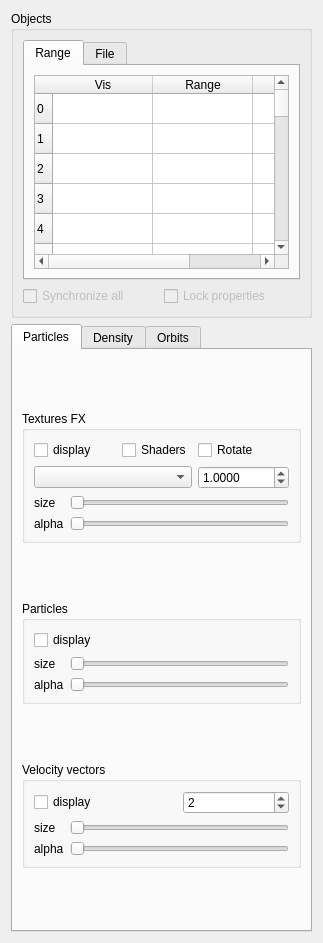
Old version of the form usr/jcl/glnemo2/src/formobjectcontrol.ui in the repository teuben/nemo.
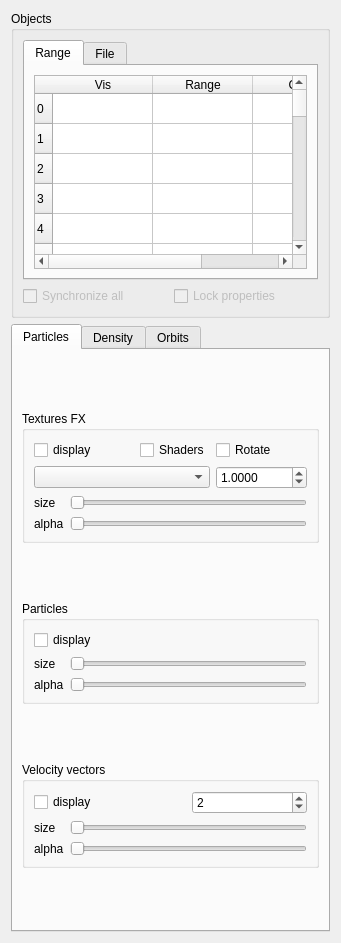
New version of the form. The open tabs and pages were chosen to show the change. Icons and pictures are not drawn.

```diff
--- a/usr/jcl/glnemo2/src/formobjectcontrol.ui
+++ b/usr/jcl/glnemo2/src/formobjectcontrol.ui
@@ -6,8 +6,8 @@
    <rect>
     <x>0</x>
     <y>0</y>
-    <width>323</width>
-    <height>913</height>
+    <width>341</width>
+    <height>940</height>
    </rect>
   </property>
   <property name="sizePolicy">
```
Left out of the diff: 2 changed lines with no effect on the pictures.
